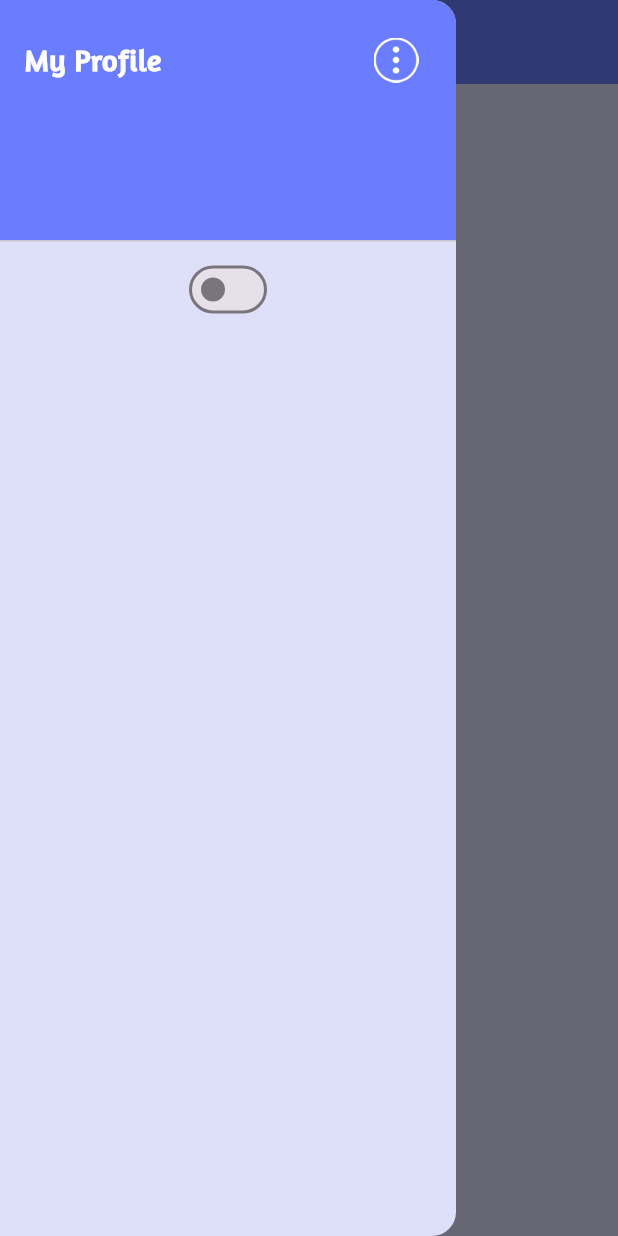
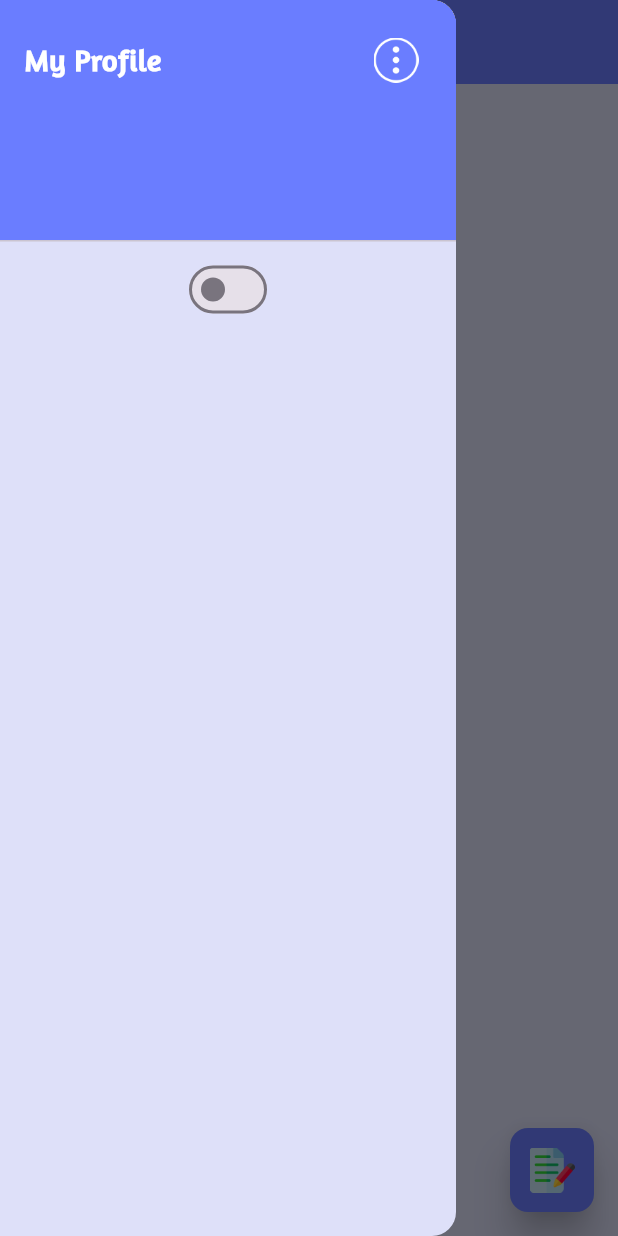
Before and after one commit to alhasann351/noteapp_firebase, a Flutter app: the screen it shows after launch, with the side drawer open, on a phone screen of 412 x 824 dp. Run offline on Flutter 3.47's test engine with Material 3 defaults, Android fonts, the phone set to English and light mode, and no system bars; our stand-ins replace firebase_core, get, loading_animation_widget, lottie, shared_preferences; accounts and stored records are empty.

Commit message:
floating-action-button-added

```diff
--- a/lib/resources/assets/image_icon_assets.dart
+++ b/lib/resources/assets/image_icon_assets.dart
@@ -3,4 +3,5 @@ class ImageIconAssets{
   static const String editIcon = 'assets/icons/edit.png';
   static const String logoutIcon = 'assets/icons/log_out.png';
   static const String popupMenuIcon = 'assets/icons/popup_menu_icon.png';
+  static const String addNotesIcon = 'assets/icons/add_notes.png';
 }
--- a/lib/resources/colors/app-colors.dart
+++ b/lib/resources/colors/app-colors.dart
@@ -2,6 +2,7 @@ import 'package:flutter/material.dart';
 
 class AppColors{
   static const Color appBarColor = Color(0xFF6a7dff);
+  static const Color commonColor = Color(0xFF6a7dff);
   static const Color lightSplashColor = Color(0xFF6a7dff);
   static const Color darkSplashColor = Color(0xFF2a3167);
   static const Color primaryLightColor = Color(0xFFdee0f9);
--- a/lib/resources/routes/app_routes.dart
+++ b/lib/resources/routes/app_routes.dart
@@ -1,5 +1,6 @@
 import 'package:get/get.dart';
 import 'package:noteapp_firebase/resources/routes/routes_name.dart';
+import 'package:noteapp_firebase/view/add_notes_screen.dart';
 import 'package:noteapp_firebase/view/login_screen.dart';
 import 'package:noteapp_firebase/view/notes_screen.dart';
 import 'package:noteapp_firebase/view/signup_screen.dart';
@@ -31,5 +32,11 @@ class AppRoutes {
           transition: Transition.leftToRightWithFade,
           transitionDuration: const Duration(milliseconds: 250),
         ),
+        GetPage(
+          name: RoutesName.addNotesScreen,
+          page: () => const AddNotesScreen(),
+          transition: Transition.leftToRightWithFade,
+          transitionDuration: const Duration(milliseconds: 250),
+        ),
       ];
 }
--- a/lib/resources/routes/routes_name.dart
+++ b/lib/resources/routes/routes_name.dart
@@ -3,4 +3,5 @@ class RoutesName{
   static const String loginScreen = '/login_screen';
   static const String signupScreen = '/signup_screen';
   static const String notesScreen = '/notes_screen';
+  static const String addNotesScreen = '/add_notes_screen';
 }
--- a/lib/view/notes_screen.dart
+++ b/lib/view/notes_screen.dart
@@ -1,8 +1,11 @@
 import 'package:flutter/material.dart';
 import 'package:get/get.dart';
 import 'package:noteapp_firebase/resources/assets/image_icon_assets.dart';
+import 'package:noteapp_firebase/resources/colors/app-colors.dart';
 import 'package:noteapp_firebase/resources/components/app_drawer.dart';
 import 'package:noteapp_firebase/resources/fonts/app_font_style.dart';
+import 'package:noteapp_firebase/resources/routes/app_routes.dart';
+import 'package:noteapp_firebase/resources/routes/routes_name.dart';
 import 'package:noteapp_firebase/view_models/controller/theme_controller.dart';
 
 class NotesScreen extends StatefulWidget {
@@ -18,17 +21,49 @@ class _NotesScreenState extends State<NotesScreen> {
   @override
   Widget build(BuildContext context) {
     return Scaffold(
-        appBar: AppBar(
-          leading: Builder(builder: (BuildContext context){
-            return IconButton(onPressed: (){
-              Scaffold.of(context).openDrawer();
-            }, icon: Image.asset(ImageIconAssets.drawerIcon, width: 30,));
-          }),
-          title: const Text('Notes App', style: TextStyle(fontSize: 24, fontWeight: FontWeight.bold, fontFamily: AppFontStyle.amaranth,),),
+      appBar: AppBar(
+        leading: Builder(builder: (BuildContext context) {
+          return IconButton(
+              onPressed: () {
+                Scaffold.of(context).openDrawer();
+              },
+              icon: Image.asset(
+                ImageIconAssets.drawerIcon,
+                width: 30,
+              ));
+        }),
+        title: const Text(
+          'Notes App',
+          style: TextStyle(
+            fontSize: 24,
+            fontWeight: FontWeight.bold,
+            fontFamily: AppFontStyle.amaranth,
+          ),
         ),
-        drawer: AppDrawer(),
-        body: const SafeArea(
-          child: Text('data', style: TextStyle(fontSize: 24, fontWeight: FontWeight.bold, fontFamily: AppFontStyle.amaranth,)),
-        ));
+      ),
+      drawer: AppDrawer(),
+      body: const SafeArea(
+        child: Text('data',
+            style: TextStyle(
+              fontSize: 24,
+              fontWeight: FontWeight.bold,
+              fontFamily: AppFontStyle.amaranth,
+            )),
+      ),
+      floatingActionButton: FloatingActionButton(
+          onPressed: () {
+            Get.toNamed(RoutesName.addNotesScreen);
+          },
+          backgroundColor: AppColors.commonColor,
+          elevation: 10,
+          shape: const RoundedRectangleBorder(
+            borderRadius: BorderRadius.all(Radius.circular(12),),
+          ),
+          child: Center(
+              child: Image.asset(
+            ImageIconAssets.addNotesIcon,
+                width: 30,
+          ))),
+    );
   }
 }
```
Also changed, not shown: lib/resources/components/app_drawer.dart (+5 -8 lines), lib/view/add_notes_screen.dart (added, +31 -0 lines), assets/icons/add_notes.png (added).
